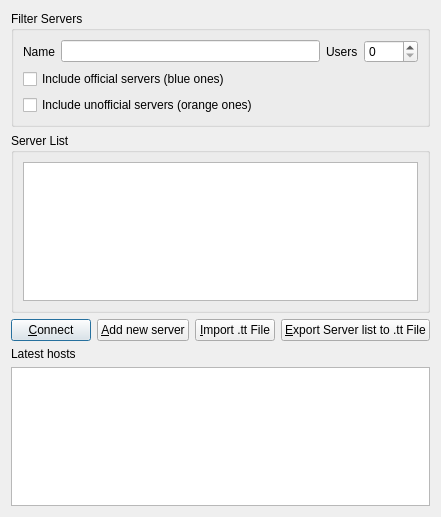
Before: the Qt Designer form Client/qtTeamTalk/serverlist.ui in BearWare/TeamTalk5, drawn with Qt 5.
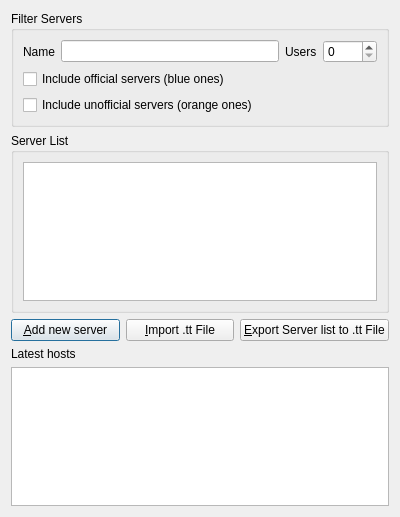
After: the same form once the commit is applied. Custom widgets are drawn as their Qt base class.

Commit message: Remove "Connect" button from "Server List" dialog

Diff of the .ui file:
```diff
--- a/Client/qtTeamTalk/serverlist.ui
+++ b/Client/qtTeamTalk/serverlist.ui
@@ -108,16 +108,6 @@
    </item>
    <item>
     <layout class="QHBoxLayout" name="horizontalLayout">
-     <item>
-      <widget class="QPushButton" name="connectButton">
-       <property name="text">
-        <string>&amp;Connect</string>
-       </property>
-       <property name="default">
-        <bool>true</bool>
-       </property>
-      </widget>
-     </item>
      <item>
       <widget class="QPushButton" name="newsrvButton">
        <property name="text">
```
The commit also changes 1 other file.
